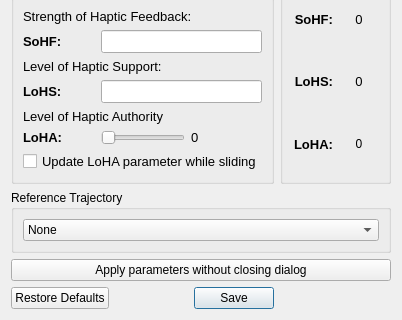
Before: the Qt Designer form modules/steeringwheelcontrol/action/swcontrollers/ui/fdca_settings_ui.ui in tud-hri/joan, drawn with Qt 5; both pictures show x 0 to 402 and y 174 to 494 of the 402 by 494 pixel window.
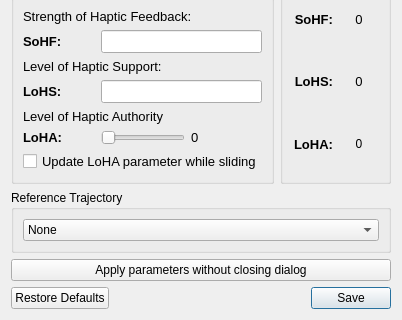
After: the same form once the commit is applied.

What changed in the file:
```diff
--- a/modules/steeringwheelcontrol/action/swcontrollers/ui/fdca_settings_ui.ui
+++ b/modules/steeringwheelcontrol/action/swcontrollers/ui/fdca_settings_ui.ui
@@ -14,16 +14,6 @@
    <string>FDCA Controller Settings</string>
   </property>
   <layout class="QGridLayout" name="gridLayout">
-   <item row="5" column="1">
-    <widget class="QDialogButtonBox" name="btnbox_fdca_controller_settings">
-     <property name="orientation">
-      <enum>Qt::Horizontal</enum>
-     </property>
-     <property name="standardButtons">
-      <set>QDialogButtonBox::RestoreDefaults|QDialogButtonBox::Save</set>
-     </property>
-    </widget>
-   </item>
    <item row="0" column="1">
     <widget class="QGroupBox" name="groupControlparam">
      <property name="sizePolicy">
@@ -667,6 +657,16 @@
      </property>
     </widget>
    </item>
+   <item row="5" column="1" colspan="2">
+    <widget class="QDialogButtonBox" name="btnbox_fdca_controller_settings">
+     <property name="orientation">
+      <enum>Qt::Horizontal</enum>
+     </property>
+     <property name="standardButtons">
+      <set>QDialogButtonBox::RestoreDefaults|QDialogButtonBox::Save</set>
+     </property>
+    </widget>
+   </item>
   </layout>
  </widget>
  <resources/>
```
